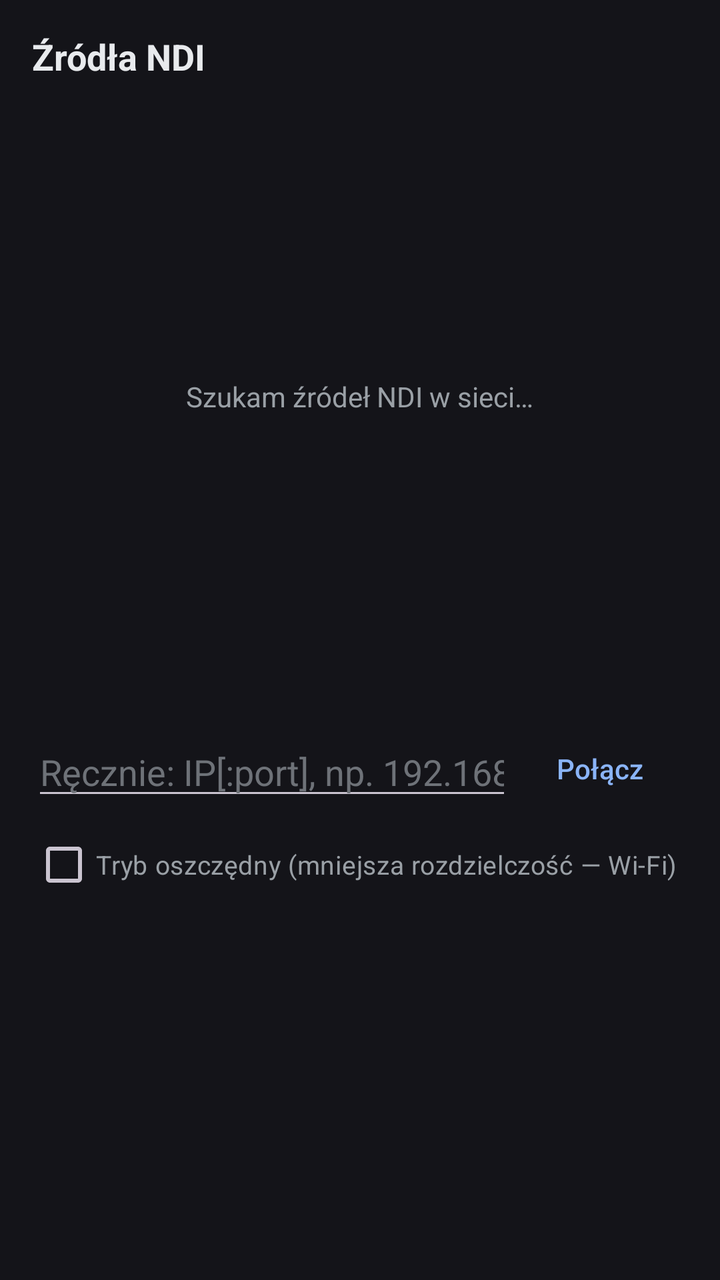
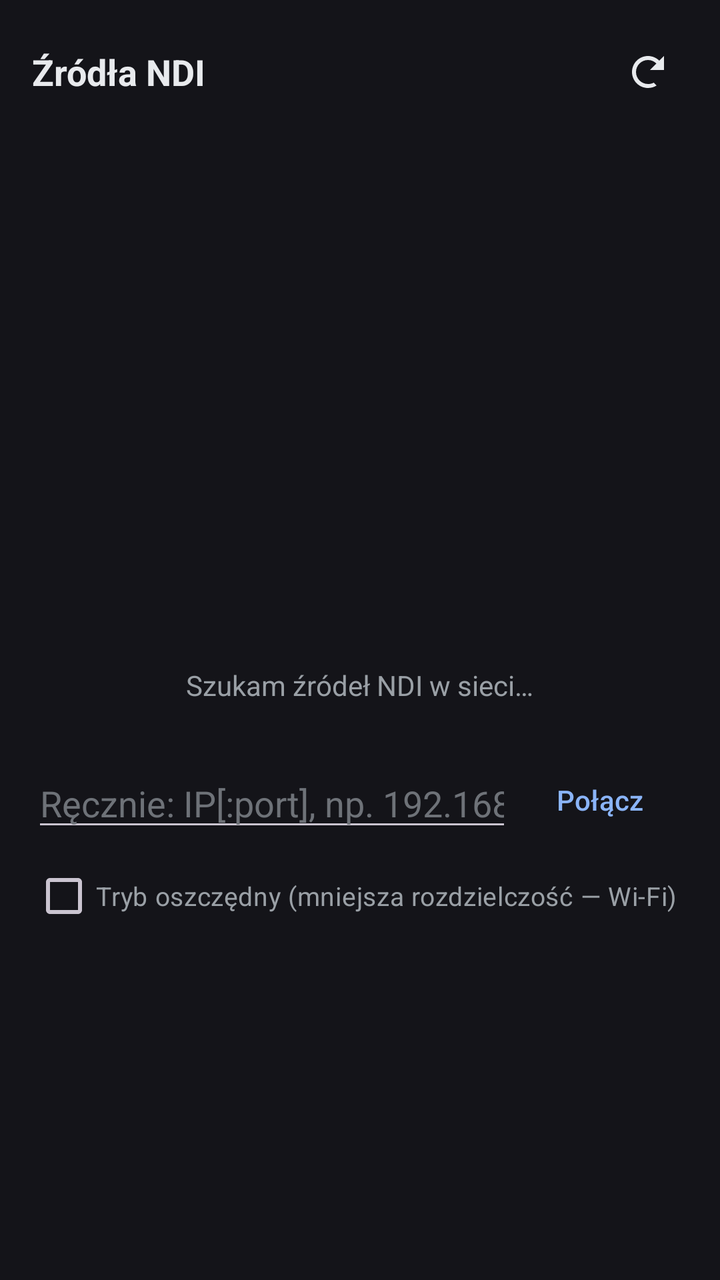

Compare the two renders of this Android layout. The source of the first and the diff that turns it into the second are given below.
<!-- AndroidManifest.xml: application theme Theme.NDIViewer -->
<!-- res/layout/sheet_sources.xml -->
<?xml version="1.0" encoding="utf-8"?>
<LinearLayout xmlns:android="http://schemas.android.com/apk/res/android"
    android:layout_width="match_parent"
    android:layout_height="wrap_content"
    android:orientation="vertical"
    android:background="#141419"
    android:padding="16dp">

    <TextView
        android:layout_width="wrap_content"
        android:layout_height="wrap_content"
        android:text="@string/sources"
        android:textColor="#E8EAED"
        android:textSize="18sp"
        android:textStyle="bold" />

    <FrameLayout
        android:layout_width="match_parent"
        android:layout_height="300dp"
        android:layout_marginTop="8dp">

        <androidx.recyclerview.widget.RecyclerView
            android:id="@+id/sourceList"
            android:layout_width="match_parent"
            android:layout_height="match_parent" />

        <TextView
            android:id="@+id/emptyText"
            android:layout_width="wrap_content"
            android:layout_height="wrap_content"
            android:layout_gravity="center"
            android:text="@string/searching"
            android:textColor="#9AA0A6"
            android:textSize="14sp" />
    </FrameLayout>

    <LinearLayout
        android:layout_width="match_parent"
        android:layout_height="wrap_content"
        android:layout_marginTop="12dp"
        android:gravity="center_vertical"
        android:orientation="horizontal">

        <EditText
            android:id="@+id/editUrl"
            android:layout_width="0dp"
            android:layout_height="wrap_content"
            android:layout_weight="1"
            android:hint="@string/manual_hint"
            android:imeOptions="actionDone"
            android:inputType="textUri"
            android:textColor="#E8EAED"
            android:textColorHint="#6E7278" />

        <Button
            android:id="@+id/btnManual"
            style="?attr/borderlessButtonStyle"
            android:layout_width="wrap_content"
            android:layout_height="wrap_content"
            android:text="@string/manual_connect"
            android:textColor="#8AB4F8" />
    </LinearLayout>

<CheckBox
        android:id="@+id/chkLowBandwidth"
        android:layout_width="match_parent"
        android:layout_height="wrap_content"
        android:text="@string/low_bandwidth"
        android:textColor="#9AA0A6"
        android:textSize="13sp" />
</LinearLayout>
<!-- resources referenced by this layout -->
<resources>
  <string name="low_bandwidth">Tryb oszczędny (mniejsza rozdzielczość — Wi-Fi)</string>
  <string name="manual_connect">Połącz</string>
  <string name="manual_hint">Ręcznie: IP[:port], np. 192.168.1.20:5961</string>
  <string name="searching">Szukam źródeł NDI w sieci…</string>
  <string name="sources">Źródła NDI</string>
  <style name="Theme.NDIViewer" parent="Theme.Material3.Dark.NoActionBar">
          <item name="android:windowBackground">@android:color/black</item>
          <item name="colorPrimary">@color/accent</item>
          <item name="colorOnPrimary">#04110E</item>
      </style>
  <color name="accent">#2CE5C4</color>
</resources>

<!-- the commit's change to res/layout/sheet_sources.xml (unified diff, before → after) -->
@@ -2,17 +2,34 @@
 <LinearLayout xmlns:android="http://schemas.android.com/apk/res/android"
     android:layout_width="match_parent"
     android:layout_height="wrap_content"
+    android:background="#141419"
     android:orientation="vertical"
-    android:background="#141419"
     android:padding="16dp">
 
-    <TextView
-        android:layout_width="wrap_content"
+    <LinearLayout
+        android:layout_width="match_parent"
         android:layout_height="wrap_content"
-        android:text="@string/sources"
-        android:textColor="#E8EAED"
-        android:textSize="18sp"
-        android:textStyle="bold" />
+        android:gravity="center_vertical"
+        android:orientation="horizontal">
+
+        <TextView
+            android:layout_width="0dp"
+            android:layout_height="wrap_content"
+            android:layout_weight="1"
+            android:text="@string/sources"
+            android:textColor="#E8EAED"
+            android:textSize="18sp"
+            android:textStyle="bold" />
+
+        <ImageButton
+            android:id="@+id/btnRefresh"
+            android:layout_width="40dp"
+            android:layout_height="40dp"
+            android:background="?attr/selectableItemBackgroundBorderless"
+            android:contentDescription="@string/refresh"
+            android:src="@drawable/ic_refresh"
+            android:tint="#E8EAED" />
+    </LinearLayout>
 
     <FrameLayout
         android:layout_width="match_parent"
@@ -22,13 +39,15 @@
         <androidx.recyclerview.widget.RecyclerView
             android:id="@+id/sourceList"
             android:layout_width="match_parent"
-            android:layout_height="match_parent" />
+            android:layout_height="match_parent"
+            android:clipToPadding="false" />
 
         <TextView
             android:id="@+id/emptyText"
             android:layout_width="wrap_content"
             android:layout_height="wrap_content"
-            android:layout_gravity="center"
+            android:layout_gravity="bottom|center_horizontal"
+            android:paddingBottom="12dp"
             android:text="@string/searching"
             android:textColor="#9AA0A6"
             android:textSize="14sp" />
@@ -61,7 +80,7 @@
             android:textColor="#8AB4F8" />
     </LinearLayout>
 
-<CheckBox
+    <CheckBox
         android:id="@+id/chkLowBandwidth"
         android:layout_width="match_parent"
         android:layout_height="wrap_content"
<!-- resource entries referenced after the edit -->
@@ -1,8 +1,19 @@
 <!-- resources referenced by this layout -->
 <resources>
+  <!-- drawable ic_refresh (drawable) -->
+  <vector xmlns:android="http://schemas.android.com/apk/res/android"
+      android:width="24dp"
+      android:height="24dp"
+      android:viewportWidth="24"
+      android:viewportHeight="24">
+      <path
+          android:fillColor="#E8EAED"
+          android:pathData="M17.65,6.35C16.2,4.9 14.21,4 12,4c-4.42,0 -8,3.58 -8,8s3.58,8 8,8c1.57,0 3.04,-0.45 4.28,-1.23l-1.43,-1.43C14.06,17.8 13.06,18 12,18c-3.31,0 -6,-2.69 -6,-6s2.69,-6 6,-6c1.66,0 3.14,0.69 4.22,1.78L13,11h7V4l-2.35,2.35z" />
+  </vector>
   <string name="low_bandwidth">Tryb oszczędny (mniejsza rozdzielczość — Wi-Fi)</string>
   <string name="manual_connect">Połącz</string>
   <string name="manual_hint">Ręcznie: IP[:port], np. 192.168.1.20:5961</string>
+  <string name="refresh">Odśwież</string>
   <string name="searching">Szukam źródeł NDI w sieci…</string>
   <string name="sources">Źródła NDI</string>
   <style name="Theme.NDIViewer" parent="Theme.Material3.Dark.NoActionBar">
